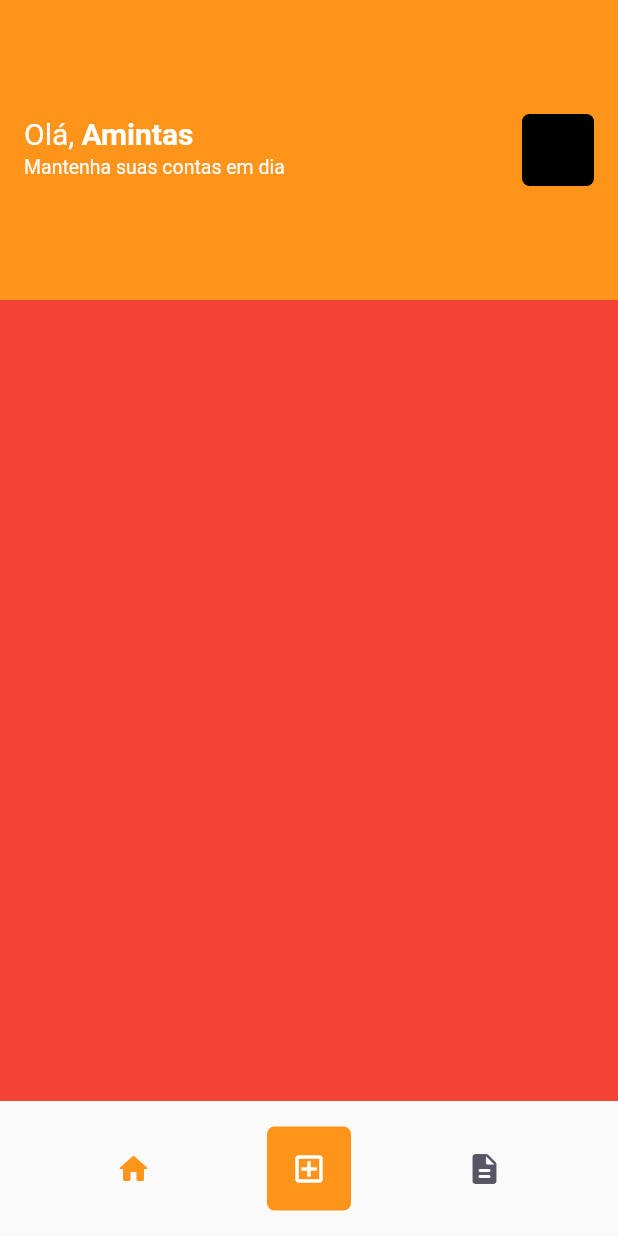
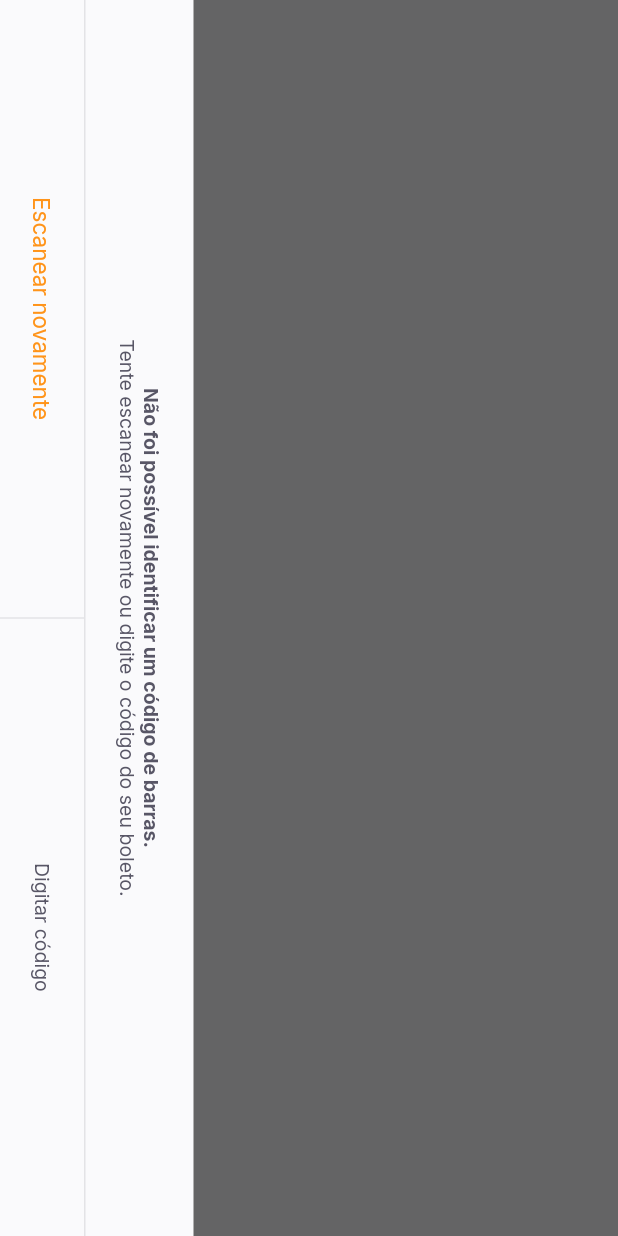
Before and after one commit to amintasvrp/payflow, a Flutter app: the HomePage screen opened by its route, after a tap on the "add box" icon, on a phone screen of 412 x 824 dp. Run offline on Flutter 3.47's test engine with Material 2 defaults, Android fonts, the phone set to English and light mode, and no system bars; our stand-ins replace firebase_core, google_fonts, google_sign_in, shared_preferences; accounts and stored records are empty.

Commit message:
Add layout de leitor de código de barras

```diff
--- a/lib/app_widget.dart
+++ b/lib/app_widget.dart
@@ -1,4 +1,5 @@
 import 'package:flutter/material.dart';
+import 'package:payflow/modules/barcode_scanner/barcode_scanner_page.dart';
 import 'package:payflow/modules/home/home_page.dart';
 import 'package:payflow/modules/login/login_page.dart';
 import 'package:payflow/modules/splash/splash_page.dart';
@@ -12,13 +13,15 @@ class AppWidget extends StatelessWidget {
     return MaterialApp(
       title: 'PayFlow',
       theme: ThemeData(
+        primarySwatch: Colors.orange,
         primaryColor: AppColors.primary,
       ),
       initialRoute: "/splash",
       routes: {
         "/splash": (context) => const SplashPage(),
         "/home": (context) => const HomePage(),
-        "/login": (context) => const LoginPage()
+        "/login": (context) => const LoginPage(),
+        "/barcode_scanner": (context) => BarcodeScannerPage()
       },
       debugShowCheckedModeBanner: false,
     );
--- /dev/null
+++ b/lib/modules/barcode_scanner/barcode_scanner_page.dart
@@ -0,0 +1,60 @@
+import 'package:flutter/material.dart';
+import 'package:payflow/shared/themes/app_colors.dart';
+import 'package:payflow/shared/themes/app_text_styles.dart';
+import 'package:payflow/shared/widgets/set_label_buttons/set_label_bottons.dart';
+import 'package:payflow/shared/widgets/bottom_sheet_widget/bottom_sheet_widget.dart';
+
+class BarcodeScannerPage extends StatefulWidget {
+  const BarcodeScannerPage({super.key});
+
+  @override
+  State<BarcodeScannerPage> createState() => _BarcodeScannerPageState();
+}
+
+class _BarcodeScannerPageState extends State<BarcodeScannerPage> {
+  @override
+  Widget build(BuildContext context) {
+    return BottomSheetWidget(
+        title: "Não foi possível identificar um código de barras.",
+        subtitle: "Tente escanear novamente ou digite o código do seu boleto.",
+        primaryLabel: "Escanear novamente",
+        primaryOnPressed: () {},
+        secondaryLabel: "Digitar código",
+        secondaryOnPressed: () {});
+    return SafeArea(
+      child: RotatedBox(
+        quarterTurns: 1,
+        child: Scaffold(
+            appBar: AppBar(
+              backgroundColor: Colors.black,
+              leading: const BackButton(color: AppColors.background),
+              centerTitle: true,
+              title: Text("Escaneie o código de barras do boleto",
+                  style: TextStyles.buttonBackground),
+            ),
+            body: Column(
+              children: [
+                Expanded(
+                    child: Container(
+                  color: Colors.black.withOpacity(0.6),
+                )),
+                Expanded(
+                    flex: 2,
+                    child: Container(
+                      color: Colors.transparent,
+                    )),
+                Expanded(
+                    child: Container(
+                  color: Colors.black.withOpacity(0.6),
+                ))
+              ],
+            ),
+            bottomNavigationBar: SetLabelButtons(
+                primaryLabel: "Inserir código do boleto",
+                primaryOnPressed: () {},
+                secondaryLabel: "Adicionar da galeria",
+                secondaryOnPressed: () {})),
+      ),
+    );
+  }
+}
--- a/lib/modules/home/home_page.dart
+++ b/lib/modules/home/home_page.dart
@@ -58,7 +58,9 @@ class _HomePageState extends State<HomePage> {
                 color: isActiveColor(0),
               )),
           GestureDetector(
-            onTap: () {},
+            onTap: () {
+              Navigator.pushNamed(context, "/barcode_scanner");
+            },
             child: Container(
               width: 56,
               height: 56,
--- a/lib/shared/themes/app_text_styles.dart
+++ b/lib/shared/themes/app_text_styles.dart
@@ -49,7 +49,7 @@ class TextStyles {
     color: AppColors.primary,
   );
   static final buttonHeading = GoogleFonts.inter(
-    fontSize: 15,
+    fontSize: 13,
     fontWeight: FontWeight.w400,
     color: AppColors.heading,
   );
@@ -69,7 +69,7 @@ class TextStyles {
     color: AppColors.primary,
   );
   static final buttonBoldHeading = GoogleFonts.inter(
-    fontSize: 15,
+    fontSize: 13,
     fontWeight: FontWeight.w700,
     color: AppColors.heading,
   );
--- /dev/null
+++ b/lib/shared/widgets/bottom_sheet_widget/bottom_sheet_widget.dart
@@ -0,0 +1,65 @@
+import 'package:flutter/material.dart';
+import 'package:payflow/shared/themes/app_colors.dart';
+import 'package:payflow/shared/themes/app_text_styles.dart';
+import 'package:payflow/shared/widgets/set_label_buttons/set_label_bottons.dart';
+
+class BottomSheetWidget extends StatelessWidget {
+  final String primaryLabel;
+  final VoidCallback primaryOnPressed;
+  final String secondaryLabel;
+  final VoidCallback secondaryOnPressed;
+  final String title;
+  final String subtitle;
+  const BottomSheetWidget(
+      {super.key,
+      required this.primaryLabel,
+      required this.primaryOnPressed,
+      required this.secondaryLabel,
+      required this.secondaryOnPressed,
+      required this.title,
+      required this.subtitle});
+
+  @override
+  Widget build(BuildContext context) {
+    return SafeArea(
+      child: RotatedBox(
+        quarterTurns: 1,
+        child: Material(
+          child: Container(
+            color: AppColors.shape,
+            child: Column(children: [
+              Expanded(
+                  child: Container(
+                color: Colors.black.withOpacity(0.6),
+              )),
+              Padding(
+                padding: const EdgeInsets.all(20),
+                child: Text.rich(
+                  TextSpan(
+                      text: title,
+                      style: TextStyles.buttonBoldHeading,
+                      children: [
+                        TextSpan(
+                            text: "\n$subtitle",
+                            style: TextStyles.buttonHeading)
+                      ]),
+                  textAlign: TextAlign.center,
+                ),
+              ),
+              Container(
+                height: 1,
+                color: AppColors.stroke,
+              ),
+              SetLabelButtons(
+                  enablePrimaryColor: true,
+                  primaryLabel: primaryLabel,
+                  primaryOnPressed: primaryOnPressed,
+                  secondaryLabel: secondaryLabel,
+                  secondaryOnPressed: secondaryOnPressed)
+            ]),
+          ),
+        ),
+      ),
+    );
+  }
+}
--- /dev/null
+++ b/lib/shared/widgets/divider_vertical/divider_verical.dart
@@ -0,0 +1,15 @@
+import 'package:flutter/material.dart';
+import 'package:payflow/shared/themes/app_colors.dart';
+
+class DividerVertical extends StatelessWidget {
+  const DividerVertical({super.key});
+
+  @override
+  Widget build(BuildContext context) {
+    return Container(
+      width: 1,
+      height: double.maxFinite,
+      color: AppColors.stroke,
+    );
+  }
+}
--- /dev/null
+++ b/lib/shared/widgets/label_button/label_button.dart
@@ -0,0 +1,22 @@
+import 'package:flutter/material.dart';
+import 'package:payflow/shared/themes/app_text_styles.dart';
+
+class LabelButton extends StatelessWidget {
+  final String label;
+  final VoidCallback onPressed;
+  final TextStyle? style;
+  const LabelButton(
+      {super.key, required this.label, required this.onPressed, this.style});
+
+  @override
+  Widget build(BuildContext context) {
+    return SizedBox(
+        height: 56,
+        child: TextButton(
+            onPressed: onPressed,
+            child: Text(
+              label,
+              style: style ?? TextStyles.buttonHeading,
+            )));
+  }
+}
--- /dev/null
+++ b/lib/shared/widgets/set_label_buttons/set_label_bottons.dart
@@ -0,0 +1,44 @@
+import 'package:flutter/material.dart';
+import 'package:payflow/shared/themes/app_text_styles.dart';
+import 'package:payflow/shared/widgets/divider_vertical/divider_verical.dart';
+import 'package:payflow/shared/widgets/label_button/label_button.dart';
+
+class SetLabelButtons extends StatelessWidget {
+  final String primaryLabel;
+  final VoidCallback primaryOnPressed;
+  final String secondaryLabel;
+  final VoidCallback secondaryOnPressed;
+  final bool enablePrimaryColor;
+  const SetLabelButtons(
+      {super.key,
+      required this.primaryLabel,
+      required this.primaryOnPressed,
+      required this.secondaryLabel,
+      required this.secondaryOnPressed,
+      this.enablePrimaryColor = false});
+
+  @override
+  Widget build(BuildContext context) {
+    return SizedBox(
+        height: 56,
+        child: Row(
+          children: [
+            Expanded(
+                child: LabelButton(
+              label: primaryLabel,
+              onPressed: primaryOnPressed,
+              style: enablePrimaryColor
+                  ? TextStyles.buttonPrimary
+                  : TextStyles.buttonHeading,
+            )),
+            const DividerVertical(),
+            Expanded(
+                child: LabelButton(
+              label: secondaryLabel,
+              onPressed: secondaryOnPressed,
+              style: TextStyles.buttonHeading,
+            )),
+          ],
+        ));
+  }
+}
--- a/pubspec.yaml
+++ b/pubspec.yaml
@@ -39,6 +39,10 @@ dependencies:
   firebase_core: ^2.15.1
   google_sign_in: ^6.1.4
   shared_preferences: ^2.2.0
+  google_ml_kit: ^0.16.2
+  camera: ^0.10.5+5
+  image_picker: ^1.0.4
+  image_picker_for_web: ^3.0.1
 
 dev_dependencies:
   flutter_test:
```
Also changed, not shown: pubspec.lock, 5 other files.
